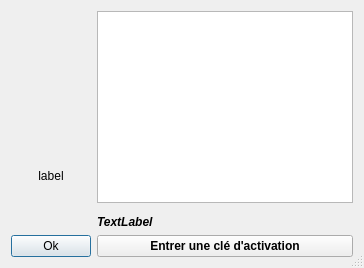
Above: dialogabout.ui from GiPiLab/ProtonClassicSuite before the change. Below: the same form after it.
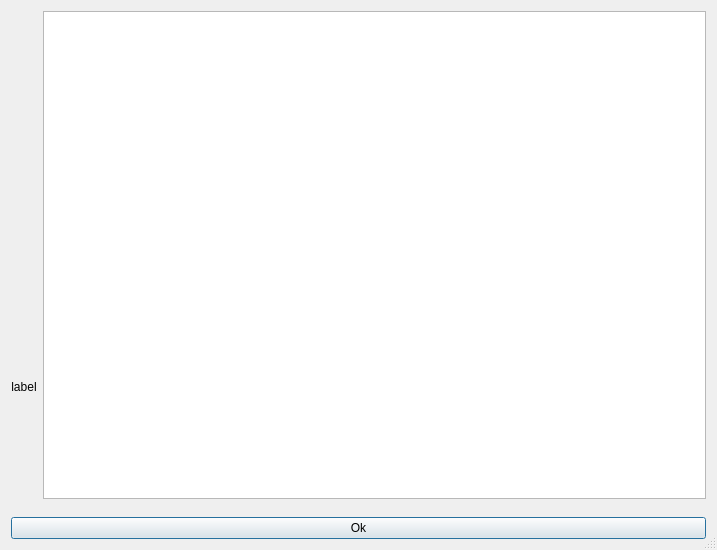
That is the form after the change. Icons and pictures are not drawn.

Commit message: Switch to opensource CeCill license, remove activation keys

The edit to the form file:
```diff
--- a/dialogabout.ui
+++ b/dialogabout.ui
@@ -5,6 +5,20 @@
   <property name="windowModality">
    <enum>Qt::ApplicationModal</enum>
   </property>
+  <property name="geometry">
+   <rect>
+    <x>0</x>
+    <y>0</y>
+    <width>717</width>
+    <height>550</height>
+   </rect>
+  </property>
+  <property name="minimumSize">
+   <size>
+    <width>717</width>
+    <height>0</height>
+   </size>
+  </property>
   <property name="windowTitle">
    <string>A propos</string>
   </property>
@@ -51,41 +65,6 @@
      </item>
     </layout>
    </item>
-   <item row="3" column="0">
-    <widget class="QPushButton" name="pushButton">
-     <property name="text">
-      <string>Ok</string>
-     </property>
-    </widget>
-   </item>
-   <item row="3" column="1">
-    <widget class="QPushButton" name="pushButtonActivateKey">
-     <property name="font">
-      <font>
-       <weight>75</weight>
-       <bold>true</bold>
-      </font>
-     </property>
-     <property name="text">
-      <string>Entrer une clé d'activation</string>
-     </property>
-    </widget>
-   </item>
-   <item row="2" column="1">
-    <widget class="QLabel" name="labelLicenceMode">
-     <property name="font">
-      <font>
-       <weight>75</weight>
-       <italic>true</italic>
-       <bold>true</bold>
-       <underline>false</underline>
-      </font>
-     </property>
-     <property name="text">
-      <string>TextLabel</string>
-     </property>
-    </widget>
-   </item>
    <item row="0" column="1">
     <widget class="QPlainTextEdit" name="plainTextEdit">
      <property name="undoRedoEnabled">
@@ -96,6 +75,19 @@
      </property>
     </widget>
    </item>
+   <item row="3" column="0" colspan="2">
+    <widget class="QPushButton" name="pushButton">
+     <property name="sizePolicy">
+      <sizepolicy hsizetype="Preferred" vsizetype="Fixed">
+       <horstretch>0</horstretch>
+       <verstretch>0</verstretch>
+      </sizepolicy>
+     </property>
+     <property name="text">
+      <string>Ok</string>
+     </property>
+    </widget>
+   </item>
   </layout>
  </widget>
  <resources>
```
The commit also changes 124 other files.
